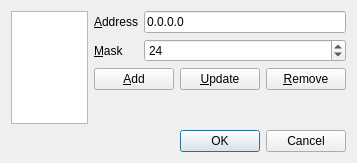
Old version of the form src/mumble/BanEditor.ui in the repository mumble-voip/mumble.
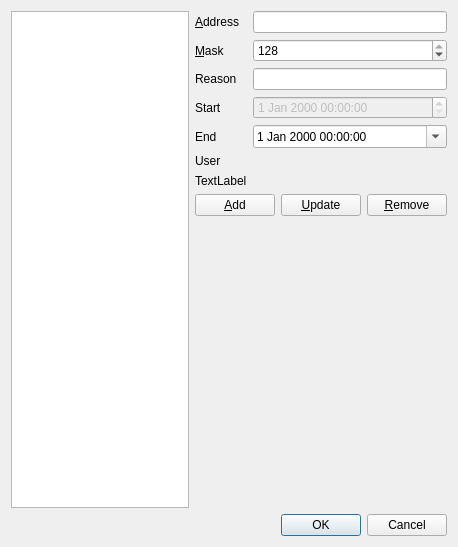
New version of the form.

The edit to the form file:
```diff
--- a/src/mumble/BanEditor.ui
+++ b/src/mumble/BanEditor.ui
@@ -1,12 +1,12 @@
 <ui version="4.0" >
  <class>BanEditor</class>
- <widget class="QDialog" name="BanEditor" >
-  <property name="geometry" >
+ <widget class="QDialog" name="BanEditor">
+  <property name="geometry">
    <rect>
     <x>0</x>
     <y>0</y>
-    <width>357</width>
-    <height>163</height>
+    <width>458</width>
+    <height>547</height>
    </rect>
   </property>
   <property name="windowTitle" >
@@ -42,10 +42,10 @@
            </property>
           </widget>
          </item>
-         <item row="0" column="1" >
-          <widget class="QLineEdit" name="qleIP" >
-           <property name="text" >
-            <string>0.0.0.0</string>
+         <item row="0" column="1">
+          <widget class="QLineEdit" name="qleIP">
+           <property name="text">
+            <string/>
            </property>
           </widget>
          </item>
@@ -54,11 +54,83 @@
            <property name="minimum" >
             <number>8</number>
            </property>
-           <property name="maximum" >
-            <number>32</number>
+           <property name="maximum">
+            <number>128</number>
            </property>
-           <property name="value" >
-            <number>24</number>
+           <property name="value">
+            <number>128</number>
+           </property>
+          </widget>
+         </item>
+         <item row="2" column="1">
+          <widget class="QLineEdit" name="qleReason"/>
+         </item>
+         <item row="2" column="0">
+          <widget class="QLabel" name="qlReason">
+           <property name="text">
+            <string>Reason</string>
+           </property>
+          </widget>
+         </item>
+         <item row="3" column="1">
+          <widget class="QDateTimeEdit" name="qdteStart">
+           <property name="enabled">
+            <bool>false</bool>
+           </property>
+           <property name="readOnly">
+            <bool>false</bool>
+           </property>
+           <property name="calendarPopup">
+            <bool>false</bool>
+           </property>
+          </widget>
+         </item>
+         <item row="3" column="0">
+          <widget class="QLabel" name="qlStart">
+           <property name="text">
+            <string>Start</string>
+           </property>
+          </widget>
+         </item>
+         <item row="4" column="0">
+          <widget class="QLabel" name="qlEnd">
+           <property name="text">
+            <string>End</string>
+           </property>
+          </widget>
+         </item>
+         <item row="4" column="1">
+          <widget class="QDateTimeEdit" name="qdteEnd">
+           <property name="calendarPopup">
+            <bool>true</bool>
+           </property>
+          </widget>
+         </item>
+         <item row="5" column="0">
+          <widget class="QLabel" name="qliUser">
+           <property name="text">
+            <string>User</string>
+           </property>
+          </widget>
+         </item>
+         <item row="5" column="1">
+          <widget class="QLabel" name="qlUser">
+           <property name="text">
+            <string/>
+           </property>
+          </widget>
+         </item>
+         <item row="6" column="0">
+          <widget class="QLabel" name="qliHash">
+           <property name="text">
+            <string>TextLabel</string>
+           </property>
+          </widget>
+         </item>
+         <item row="6" column="1">
+          <widget class="QLabel" name="qlHash">
+           <property name="text">
+            <string/>
            </property>
           </widget>
          </item>
@@ -111,8 +183,8 @@
      <property name="orientation" >
       <enum>Qt::Horizontal</enum>
      </property>
-     <property name="standardButtons" >
-      <set>QDialogButtonBox::Cancel|QDialogButtonBox::NoButton|QDialogButtonBox::Ok</set>
+     <property name="standardButtons">
+      <set>QDialogButtonBox::Cancel|QDialogButtonBox::Ok</set>
      </property>
     </widget>
    </item>
```
Left out of the diff: 71 changed lines with no effect on the pictures.
